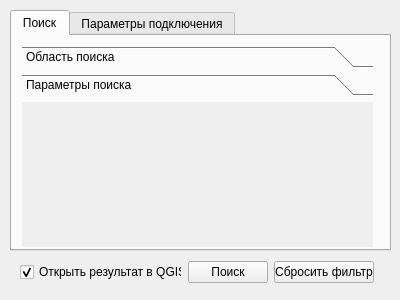
Above: geo_get_dialog_base.ui from bazzile/GeoGet before the change. Below: the same form after it.
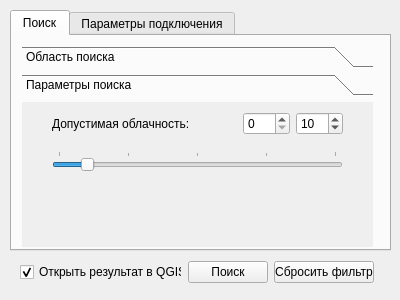
That is the form after the change. The open tabs and pages were chosen to show the change.

```diff
--- a/geo_get_dialog_base.ui
+++ b/geo_get_dialog_base.ui
@@ -111,6 +111,96 @@
       <attribute name="label">
        <string>Параметры поиска</string>
       </attribute>
+      <widget class="QWidget" name="verticalLayoutWidget">
+       <property name="geometry">
+        <rect>
+         <x>30</x>
+         <y>0</y>
+         <width>291</width>
+         <height>80</height>
+        </rect>
+       </property>
+       <layout class="QVBoxLayout" name="verticalLayout">
+        <item>
+         <layout class="QHBoxLayout" name="horizontalLayout">
+          <item>
+           <widget class="QLabel" name="label">
+            <property name="text">
+             <string>Допустимая облачность:</string>
+            </property>
+           </widget>
+          </item>
+          <item>
+           <spacer name="horizontalSpacer_3">
+            <property name="orientation">
+             <enum>Qt::Horizontal</enum>
+            </property>
+            <property name="sizeHint" stdset="0">
+             <size>
+              <width>40</width>
+              <height>20</height>
+             </size>
+            </property>
+           </spacer>
+          </item>
+          <item>
+           <widget class="QSpinBox" name="cloud_pct_mn">
+            <property name="maximum">
+             <number>100</number>
+            </property>
+           </widget>
+          </item>
+          <item>
+           <widget class="QSpinBox" name="cloud_pct_mx">
+            <property name="maximum">
+             <number>100</number>
+            </property>
+            <property name="value">
+             <number>10</number>
+            </property>
+           </widget>
+          </item>
+         </layout>
+        </item>
+        <item>
+         <widget class="QSlider" name="cloud_pct_slider">
+          <property name="mouseTracking">
+           <bool>false</bool>
+          </property>
+          <property name="maximum">
+           <number>100</number>
+          </property>
+          <property name="pageStep">
+           <number>25</number>
+          </property>
+          <property name="value">
+           <number>10</number>
+          </property>
+          <property name="sliderPosition">
+           <number>10</number>
+          </property>
+          <property name="tracking">
+           <bool>true</bool>
+          </property>
+          <property name="orientation">
+           <enum>Qt::Horizontal</enum>
+          </property>
+          <property name="invertedAppearance">
+           <bool>false</bool>
+          </property>
+          <property name="invertedControls">
+           <bool>false</bool>
+          </property>
+          <property name="tickPosition">
+           <enum>QSlider::TicksAbove</enum>
+          </property>
+          <property name="tickInterval">
+           <number>25</number>
+          </property>
+         </widget>
+        </item>
+       </layout>
+      </widget>
      </widget>
     </widget>
     <zorder>ButtonReset</zorder>
```
Left out of the diff: 2 changed lines with no effect on the pictures.
